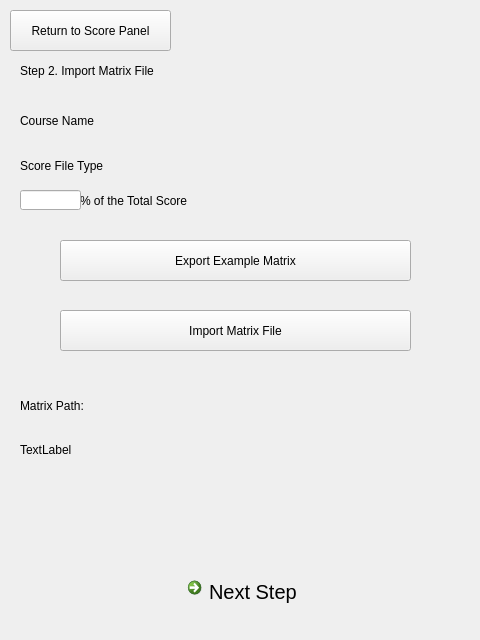
First picture: the form in Ui/MbasedScore_S2_Ui.ui, repository grinningGrace/SigmaU, before the edit.
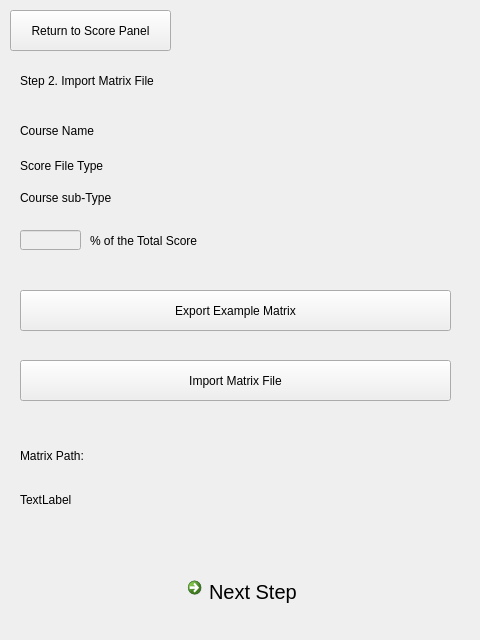
Second picture: the form after the edit.

Commit message: matrix based score Step-modification6

The edit to the form file:
```diff
--- a/Ui/MbasedScore_S2_Ui.ui
+++ b/Ui/MbasedScore_S2_Ui.ui
@@ -23,7 +23,7 @@
    <property name="geometry">
     <rect>
      <x>20</x>
-     <y>50</y>
+     <y>60</y>
      <width>231</width>
      <height>41</height>
     </rect>
@@ -35,9 +35,9 @@
   <widget class="QPushButton" name="pushButton">
    <property name="geometry">
     <rect>
-     <x>60</x>
-     <y>240</y>
-     <width>351</width>
+     <x>20</x>
+     <y>290</y>
+     <width>431</width>
      <height>41</height>
     </rect>
    </property>
@@ -51,9 +51,9 @@
   <widget class="QPushButton" name="pushButton_2">
    <property name="geometry">
     <rect>
-     <x>60</x>
-     <y>310</y>
-     <width>351</width>
+     <x>20</x>
+     <y>360</y>
+     <width>431</width>
      <height>41</height>
     </rect>
    </property>
@@ -68,7 +68,7 @@
    <property name="geometry">
     <rect>
      <x>20</x>
-     <y>390</y>
+     <y>440</y>
      <width>141</width>
      <height>31</height>
     </rect>
@@ -81,7 +81,7 @@
    <property name="geometry">
     <rect>
      <x>20</x>
-     <y>440</y>
+     <y>490</y>
      <width>441</width>
      <height>20</height>
     </rect>
@@ -94,7 +94,7 @@
    <property name="geometry">
     <rect>
      <x>20</x>
-     <y>110</y>
+     <y>120</y>
      <width>431</width>
      <height>21</height>
     </rect>
@@ -135,8 +135,8 @@
   <widget class="QLabel" name="label_5">
    <property name="geometry">
     <rect>
-     <x>80</x>
-     <y>180</y>
+     <x>90</x>
+     <y>220</y>
      <width>301</width>
      <height>41</height>
     </rect>
@@ -146,10 +146,13 @@
    </property>
   </widget>
   <widget class="QLineEdit" name="lineEdit">
+   <property name="enabled">
+    <bool>false</bool>
+   </property>
    <property name="geometry">
     <rect>
      <x>20</x>
-     <y>190</y>
+     <y>230</y>
      <width>61</width>
      <height>20</height>
     </rect>
@@ -184,6 +187,19 @@
     </size>
    </property>
   </widget>
+  <widget class="QLabel" name="label_4">
+   <property name="geometry">
+    <rect>
+     <x>20</x>
+     <y>190</y>
+     <width>131</width>
+     <height>16</height>
+    </rect>
+   </property>
+   <property name="text">
+    <string>Course sub-Type</string>
+   </property>
+  </widget>
  </widget>
  <resources/>
  <connections/>
```
The commit also changes 9 other files.
